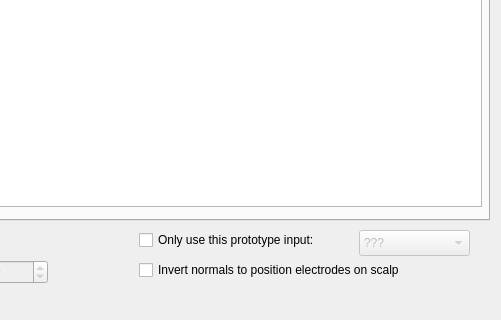
Before: the Qt Designer form src/Interface/Modules/BrainStimulator/ElectrodeCoilSetupDialog.ui in SCIInstitute/SCIRun, drawn with Qt 5; both pictures show x 251 to 752 and y 100 to 420 of the 752 by 420 pixel window.
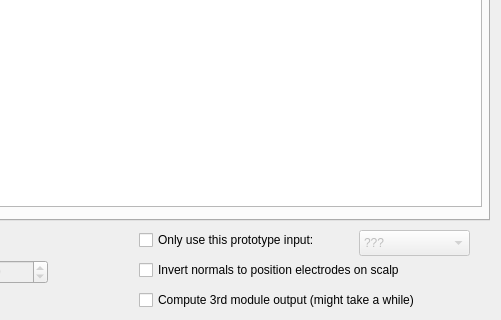
After: the same form once the commit is applied.

```diff
--- a/src/Interface/Modules/BrainStimulator/ElectrodeCoilSetupDialog.ui
+++ b/src/Interface/Modules/BrainStimulator/ElectrodeCoilSetupDialog.ui
@@ -172,6 +172,19 @@
     <string>Improve electrode shape interpolation</string>
    </property>
   </widget>
+  <widget class="QCheckBox" name="PutElectrodesOnScalpCheckBox_">
+   <property name="geometry">
+    <rect>
+     <x>390</x>
+     <y>390</y>
+     <width>341</width>
+     <height>20</height>
+    </rect>
+   </property>
+   <property name="text">
+    <string>Compute 3rd module output (might take a while)</string>
+   </property>
+  </widget>
  </widget>
  <layoutdefault spacing="6" margin="11"/>
  <resources/>
```
